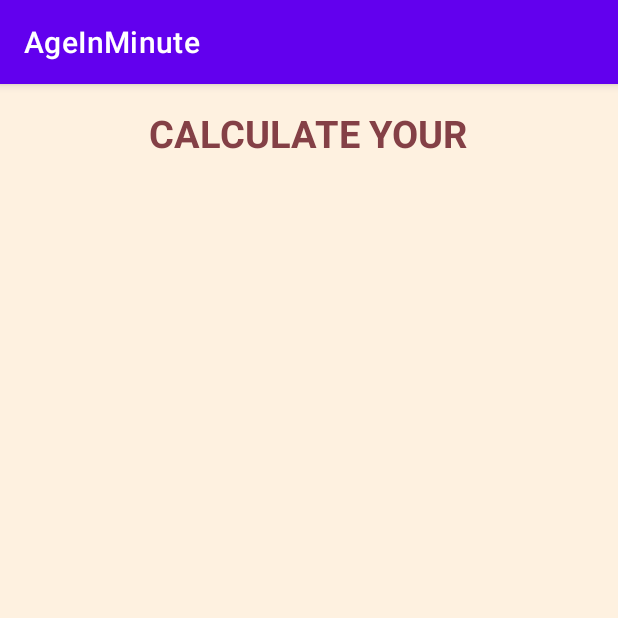
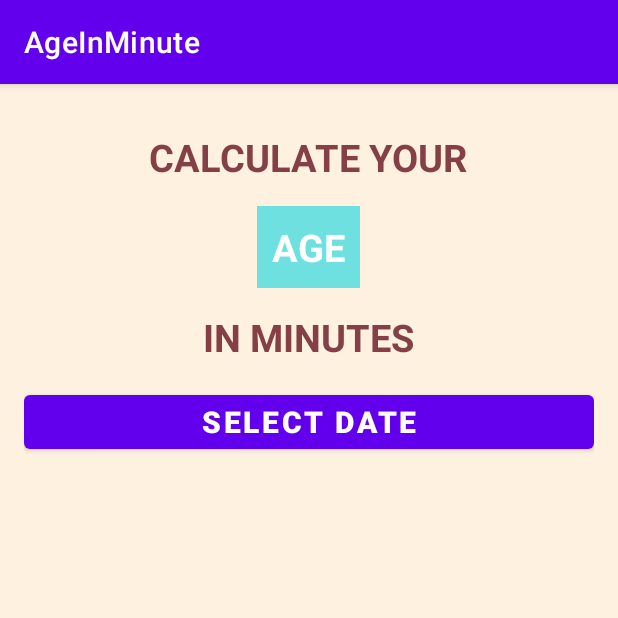
Before and after one commit to syohex/android-study, an Android app: the screen it shows after launch (MainActivity), on a phone screen of 412 x 824 dp, the top half of it. Run offline under Robolectric (Android 15) with nearby library versions, the phone set to English and light mode, and no system bars.

Commit message:
Add text and button

```diff
--- a/AgeInMinute/app/src/main/res/layout/activity_main.xml
+++ b/AgeInMinute/app/src/main/res/layout/activity_main.xml
@@ -4,9 +4,10 @@
     xmlns:tools="http://schemas.android.com/tools"
     android:layout_width="match_parent"
     android:layout_height="match_parent"
+    android:background="@color/backgroundColor"
     android:gravity="center_horizontal"
+    android:padding="16dp"
     android:orientation="vertical"
-    android:background="@color/backgroundColor"
     tools:context=".MainActivity">
 
     <TextView
@@ -18,4 +19,32 @@
         android:textSize="25sp"
         android:textStyle="bold" />
 
+    <TextView
+        android:layout_width="wrap_content"
+        android:layout_height="wrap_content"
+        android:layout_marginTop="15dp"
+        android:background="@color/ageTextBackgroundColor"
+        android:padding="10dp"
+        android:text="AGE"
+        android:textColor="@color/ageTextColor"
+        android:textSize="25sp"
+        android:textStyle="bold" />
+
+    <TextView
+        android:layout_width="wrap_content"
+        android:layout_height="wrap_content"
+        android:layout_marginTop="15dp"
+        android:text="IN MINUTES"
+        android:textColor="@color/textColor"
+        android:textSize="25sp"
+        android:textStyle="bold" />
+
+    <Button
+        android:layout_width="match_parent"
+        android:layout_height="wrap_content"
+        android:layout_marginTop="15dp"
+        android:text="Select Date"
+        android:textSize="20sp"
+        android:textStyle="bold" />
+
 </LinearLayout>
--- a/AgeInMinute/app/src/main/res/values/colors.xml
+++ b/AgeInMinute/app/src/main/res/values/colors.xml
@@ -12,4 +12,6 @@
     <color name="colorAccent">#D81B60</color>
     <color name="textColor">#844046</color>
     <color name="backgroundColor">#FEF1E0</color>
+    <color name="ageTextBackgroundColor">#C846DCE0</color>
+    <color name="ageTextColor">#FFFFFF</color>
 </resources>
```
